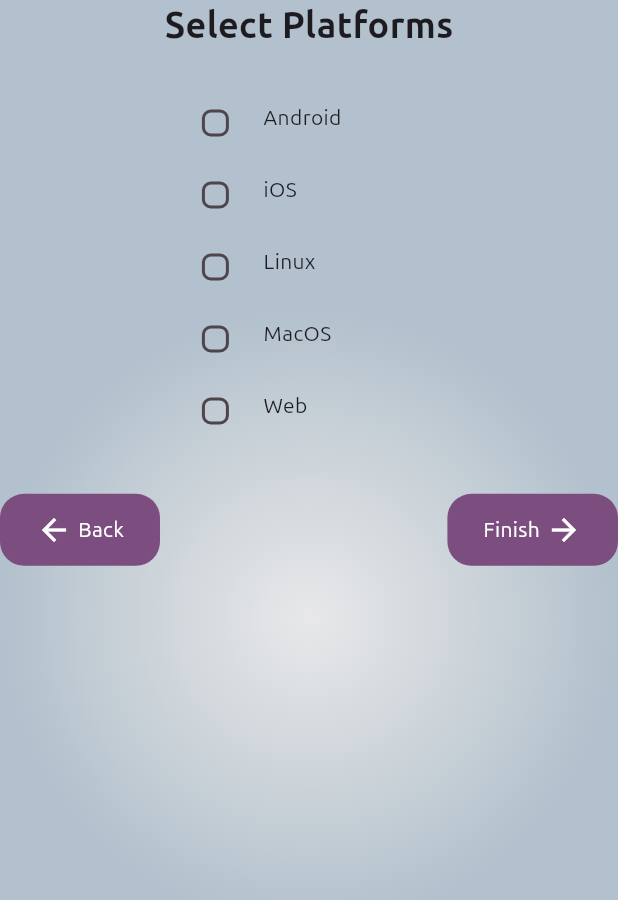
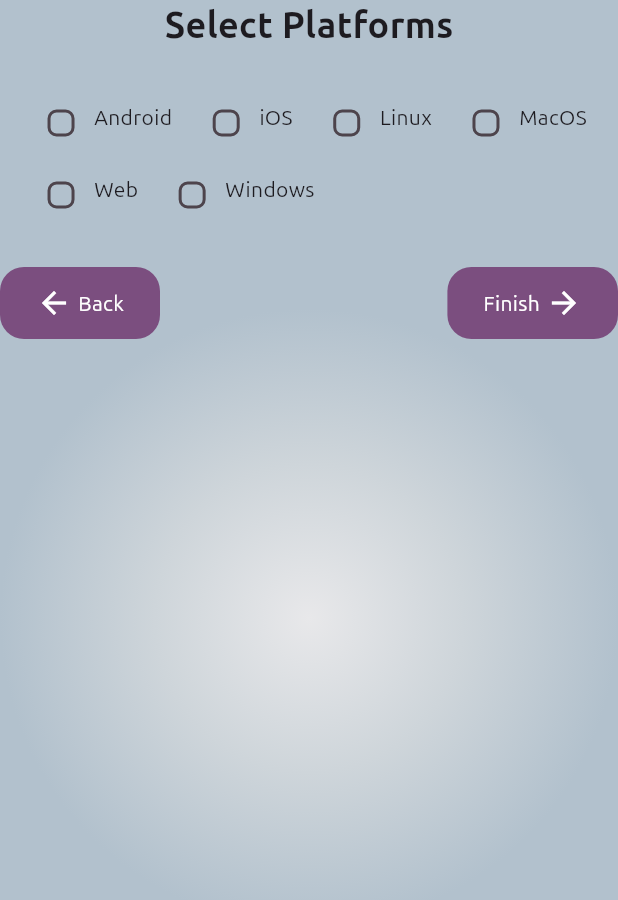
Before and after one commit to Jerinji2016/fdawg, a Flutter app: the SelectPlatforms widget shown alone on an empty page, opened directly, on a phone screen of 412 x 824 dp. Shown: the top 900 px of the screen. Run offline on Flutter 3.47's test engine with Material 3 defaults, Android fonts, the phone set to English and light mode, and no system bars; our stand-ins replace go_router; project files that could hold a hidden picture were left out.

Commit message:
ui improvised for platform selection

```diff
--- a/lib/src/config/theme_config.dart
+++ b/lib/src/config/theme_config.dart
@@ -75,7 +75,7 @@ ThemeData get darkTheme => ThemeData.dark(
       checkboxTheme: CheckboxThemeData(
         materialTapTargetSize: MaterialTapTargetSize.shrinkWrap,
         shape: RoundedRectangleBorder(
-          borderRadius: BorderRadius.circular(6),
+          borderRadius: BorderRadius.circular(8),
         ),
       ),
     );
--- a/lib/src/ui/create_project/create_project_page.dart
+++ b/lib/src/ui/create_project/create_project_page.dart
@@ -35,7 +35,7 @@ class _CreateProjectPageState extends State<CreateProjectPage> {
                 const SizedBox(height: 48),
                 ConstrainedBox(
                   constraints: BoxConstraints(
-                    maxWidth: MediaQuery.of(context).size.width * 0.3,
+                    maxWidth: MediaQuery.of(context).size.width * 0.35,
                   ),
                   child: _buildPages(context),
                 ),
--- a/lib/src/ui/create_project/steps/select_platforms.dart
+++ b/lib/src/ui/create_project/steps/select_platforms.dart
@@ -5,16 +5,22 @@ import '../../../widgets/primary_button.dart';
 import '../create_project.vm.dart';
 
 enum PlatformOptions {
-  android('Android'),
-  ios('iOS'),
-  linux('Linux'),
-  macos('MacOS'),
-  web('Web'),
-  windows('Windows');
+  android(label: 'Android', placeholder: 'Android Bundle ID'),
+  ios(label: 'iOS', placeholder: 'iOS Bundle ID'),
+  linux(label: 'Linux', placeholder: 'Linux Package Name'),
+  macos(label: 'MacOS', placeholder: 'MacOS Bundle ID'),
+  web(label: 'Web', placeholder: '', hasBundleId: false),
+  windows(label: 'Windows', placeholder: 'Windows Package ID');
 
-  const PlatformOptions(this.label);
+  const PlatformOptions({
+    required this.label,
+    required this.placeholder,
+    this.hasBundleId = true,
+  });
 
   final String label;
+  final String placeholder;
+  final bool hasBundleId;
 }
 
 class SelectPlatforms extends StatelessWidget {
@@ -38,12 +44,13 @@ class SelectPlatforms extends StatelessWidget {
         ConstrainedBox(
           constraints: BoxConstraints(
             maxHeight: MediaQuery.of(context).size.height * 0.3,
-            maxWidth: MediaQuery.of(context).size.width * 0.4,
+            // maxWidth: MediaQuery.of(context).size.width * 0.4,
           ),
           child: SingleChildScrollView(
-            child: Column(
-              crossAxisAlignment: CrossAxisAlignment.start,
-              mainAxisSize: MainAxisSize.min,
+            child: Wrap(
+              direction: Axis.horizontal,
+              // crossAxisAlignment: CrossAxisAlignment.start,
+              // mainAxisSize: MainAxisSize.min,
               children: List.generate(
                 PlatformOptions.values.length,
                 (index) => _buildPlatformOptions(context, index),
@@ -83,17 +90,21 @@ class SelectPlatforms extends StatelessWidget {
     final isSelected = viewModel.platformOptions[option] ?? false;
 
     return Padding(
-      padding: const EdgeInsets.symmetric(vertical: 4),
+      padding: const EdgeInsets.symmetric(vertical: 4, horizontal: 8),
       child: Row(
+        mainAxisSize: MainAxisSize.min,
         crossAxisAlignment: CrossAxisAlignment.start,
         children: [
           Checkbox(
             value: isSelected,
             onChanged: (value) => viewModel.onPlatformSelected(option, isSelected: value),
           ),
-          const SizedBox(width: 12),
-          Expanded(
-            child: Padding(
+          const SizedBox(width: 2),
+          Container(
+            constraints: BoxConstraints(
+              // maxHeight: MediaQuery.of(context).size.height * 0.3,
+              maxWidth: MediaQuery.of(context).size.width * 0.28,
+            ),
             padding: const EdgeInsets.symmetric(vertical: 6),
             child: Column(
               crossAxisAlignment: CrossAxisAlignment.start,
@@ -106,16 +117,20 @@ class SelectPlatforms extends StatelessWidget {
                   ),
                 ),
                 AnimatedSize(
-                    duration: const Duration(milliseconds: 100),
-                    child: isSelected
-                        ? const Padding(
-                            padding: EdgeInsets.only(top: 8),
-                            child: TextField(),
+                  duration: const Duration(milliseconds: 300),
+                  curve: Curves.fastLinearToSlowEaseIn,
+                  child: isSelected && option.hasBundleId
+                      ? Padding(
+                          padding: const EdgeInsets.only(top: 8),
+                          child: TextField(
+                            decoration: InputDecoration(
+                              hintText: option.placeholder,
+                            ),
+                          ),
                         )
                       : const SizedBox.shrink(),
                 ),
               ],
-              ),
             ),
           ),
         ],
```
Lines whose indentation alone changed are shown as unchanged.
